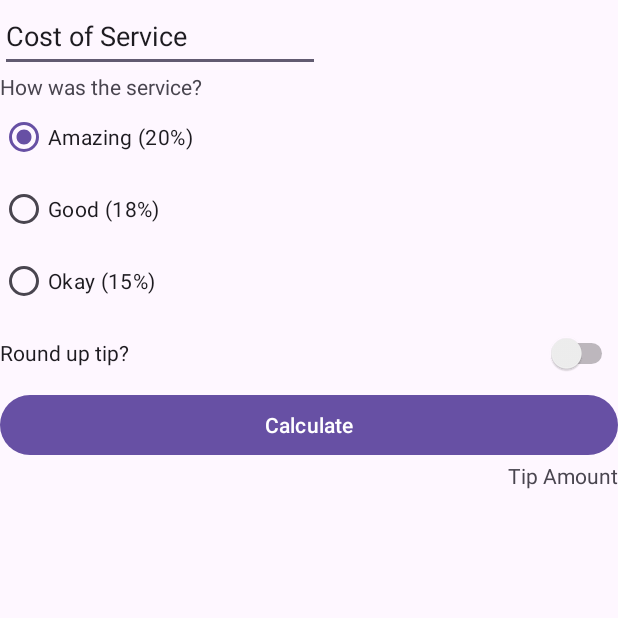
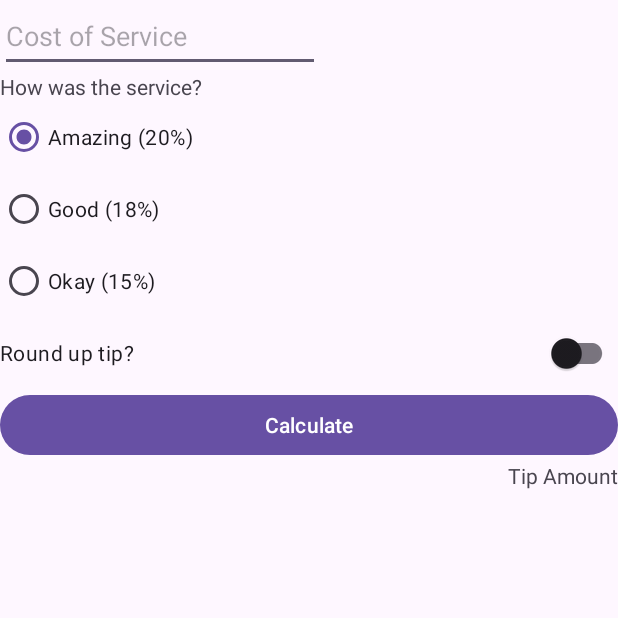
Before and after one commit to KobayashiYoh/KotlinLeaning, an Android app: the screen it shows after launch (MainActivity), on a phone screen of 412 x 824 dp, the top half of it. Run offline under Robolectric (Android 15) with nearby library versions, the phone set to English and light mode, and no system bars.

Commit message:
fix: warningを修正

```diff
--- a/XmlTutorial/app/src/main/res/layout/activity_main.xml
+++ b/XmlTutorial/app/src/main/res/layout/activity_main.xml
@@ -13,8 +13,9 @@
         android:layout_width="wrap_content"
         android:layout_height="48dp"
         android:ems="10"
+        android:hint="@string/cost_of_service"
+        android:importantForAutofill="no"
         android:inputType="number|numberDecimal"
-        android:text="@string/cost_of_service"
         app:layout_constraintStart_toStartOf="parent"
         app:layout_constraintTop_toTopOf="parent" />
 
@@ -52,7 +53,7 @@
             tools:layout_editor_absoluteX="68dp" />
     </RadioGroup>
 
-    <Switch
+    <androidx.appcompat.widget.SwitchCompat
         android:id="@+id/round_up_switch"
         android:layout_width="0dp"
         android:layout_height="wrap_content"
```
